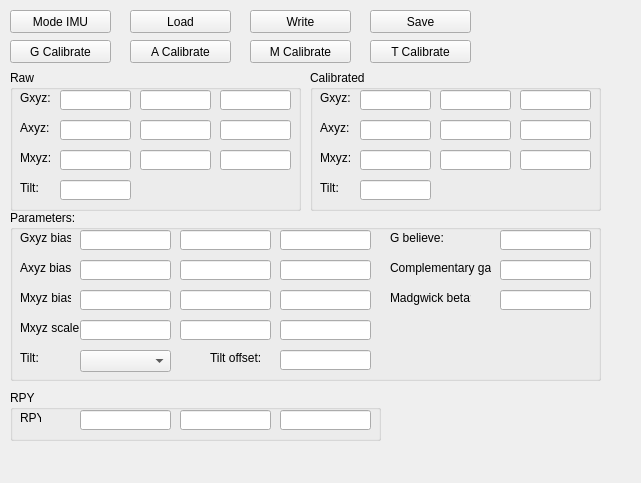
The window that software/GCSQt/mode_imu.ui (tuannv-github/PIFer) describes before a commit, drawn with Qt 5.
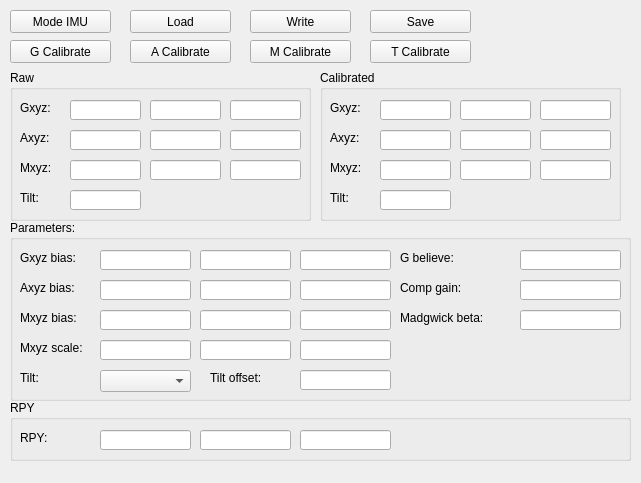
The same window after the commit.

What changed in the file:
```diff
--- a/software/GCSQt/mode_imu.ui
+++ b/software/GCSQt/mode_imu.ui
@@ -18,8 +18,8 @@
     <rect>
      <x>10</x>
      <y>70</y>
-     <width>291</width>
-     <height>141</height>
+     <width>301</width>
+     <height>151</height>
     </rect>
    </property>
    <property name="title">
@@ -28,8 +28,8 @@
    <widget class="QLineEdit" name="tb_my">
     <property name="geometry">
      <rect>
-      <x>130</x>
-      <y>80</y>
+      <x>140</x>
+      <y>90</y>
       <width>71</width>
       <height>20</height>
      </rect>
@@ -38,8 +38,8 @@
    <widget class="QLineEdit" name="tb_mx">
     <property name="geometry">
      <rect>
-      <x>50</x>
-      <y>80</y>
+      <x>60</x>
+      <y>90</y>
       <width>71</width>
       <height>20</height>
      </rect>
@@ -48,8 +48,8 @@
    <widget class="QLineEdit" name="tb_mz">
     <property name="geometry">
      <rect>
-      <x>210</x>
-      <y>80</y>
+      <x>220</x>
+      <y>90</y>
       <width>71</width>
       <height>20</height>
      </rect>
@@ -59,8 +59,8 @@
     <property name="geometry">
      <rect>
       <x>10</x>
-      <y>80</y>
-      <width>31</width>
+      <y>90</y>
+      <width>41</width>
       <height>16</height>
      </rect>
     </property>
@@ -71,8 +71,8 @@
    <widget class="QLineEdit" name="tb_ay">
     <property name="geometry">
      <rect>
-      <x>130</x>
-      <y>50</y>
+      <x>140</x>
+      <y>60</y>
       <width>71</width>
       <height>20</height>
      </rect>
@@ -81,8 +81,8 @@
    <widget class="QLineEdit" name="tb_ax">
     <property name="geometry">
      <rect>
-      <x>50</x>
-      <y>50</y>
+      <x>60</x>
+      <y>60</y>
       <width>71</width>
       <height>20</height>
      </rect>
@@ -91,8 +91,8 @@
    <widget class="QLineEdit" name="tb_az">
     <property name="geometry">
      <rect>
-      <x>210</x>
-      <y>50</y>
+      <x>220</x>
+      <y>60</y>
       <width>71</width>
       <height>20</height>
      </rect>
@@ -102,8 +102,8 @@
     <property name="geometry">
      <rect>
       <x>10</x>
-      <y>50</y>
-      <width>31</width>
+      <y>60</y>
+      <width>41</width>
       <height>16</height>
      </rect>
     </property>
@@ -114,8 +114,8 @@
    <widget class="QLineEdit" name="tb_gx">
     <property name="geometry">
      <rect>
-      <x>50</x>
-      <y>20</y>
+      <x>60</x>
+      <y>30</y>
       <width>71</width>
       <height>20</height>
      </rect>
@@ -124,8 +124,8 @@
    <widget class="QLineEdit" name="tb_gz">
     <property name="geometry">
      <rect>
-      <x>210</x>
-      <y>20</y>
+      <x>220</x>
+      <y>30</y>
       <width>71</width>
       <height>20</height>
      </rect>
@@ -135,8 +135,8 @@
     <property name="geometry">
      <rect>
       <x>10</x>
-      <y>20</y>
-      <width>31</width>
+      <y>30</y>
+      <width>41</width>
       <height>16</height>
      </rect>
     </property>
@@ -147,8 +147,8 @@
    <widget class="QLineEdit" name="tb_gy">
     <property name="geometry">
      <rect>
-      <x>130</x>
-      <y>20</y>
+      <x>140</x>
+      <y>30</y>
       <width>71</width>
       <height>20</height>
      </rect>
@@ -157,8 +157,8 @@
    <widget class="QLineEdit" name="tb_tilt_raw">
     <property name="geometry">
      <rect>
-      <x>50</x>
-      <y>110</y>
+      <x>60</x>
+      <y>120</y>
       <width>71</width>
       <height>20</height>
      </rect>
@@ -168,7 +168,7 @@
     <property name="geometry">
      <rect>
       <x>10</x>
-      <y>110</y>
+      <y>120</y>
       <width>31</width>
       <height>16</height>
      </rect>
@@ -195,9 +195,9 @@
    <property name="geometry">
     <rect>
      <x>10</x>
-     <y>210</y>
-     <width>591</width>
-     <height>171</height>
+     <y>220</y>
+     <width>621</width>
+     <height>181</height>
     </rect>
    </property>
    <property name="title">
@@ -206,9 +206,9 @@
    <widget class="QLineEdit" name="tb_gbelieve">
     <property name="geometry">
      <rect>
-      <x>490</x>
-      <y>20</y>
-      <width>91</width>
+      <x>510</x>
+      <y>30</y>
+      <width>101</width>
       <height>20</height>
      </rect>
     </property>
@@ -216,8 +216,8 @@
    <widget class="QLineEdit" name="tb_my_scale">
     <property name="geometry">
      <rect>
-      <x>170</x>
-      <y>110</y>
+      <x>190</x>
+      <y>120</y>
       <width>91</width>
       <height>20</height>
      </rect>
@@ -226,9 +226,9 @@
    <widget class="QLabel" name="label_27">
     <property name="geometry">
      <rect>
-      <x>380</x>
-      <y>20</y>
-      <width>61</width>
+      <x>390</x>
+      <y>30</y>
+      <width>81</width>
       <height>16</height>
      </rect>
     </property>
@@ -240,8 +240,8 @@
     <property name="geometry">
      <rect>
       <x>10</x>
-      <y>110</y>
-      <width>61</width>
+      <y>120</y>
+      <width>81</width>
       <height>16</height>
      </rect>
     </property>
@@ -253,8 +253,8 @@
     <property name="geometry">
      <rect>
       <x>10</x>
-      <y>80</y>
-      <width>51</width>
+      <y>90</y>
+      <width>71</width>
       <height>16</height>
      </rect>
     </property>
@@ -265,8 +265,8 @@
    <widget class="QLineEdit" name="tb_mz_scale">
     <property name="geometry">
      <rect>
-      <x>270</x>
-      <y>110</y>
+      <x>290</x>
+      <y>120</y>
       <width>91</width>
       <height>20</height>
      </rect>
@@ -275,8 +275,8 @@
    <widget class="QLineEdit" name="tb_gx_bias">
     <property name="geometry">
      <rect>
-      <x>70</x>
-      <y>20</y>
+      <x>90</x>
+      <y>30</y>
       <width>91</width>
       <height>20</height>
      </rect>
@@ -285,8 +285,8 @@
    <widget class="QLineEdit" name="tb_my_bias">
     <property name="geometry">
      <rect>
-      <x>170</x>
-      <y>80</y>
+      <x>190</x>
+      <y>90</y>
       <width>91</width>
       <height>20</height>
      </rect>
@@ -295,8 +295,8 @@
    <widget class="QLineEdit" name="tb_mz_bias">
     <property name="geometry">
      <rect>
-      <x>270</x>
-      <y>80</y>
+      <x>290</x>
+      <y>90</y>
       <width>91</width>
       <height>20</height>
      </rect>
@@ -305,8 +305,8 @@
    <widget class="QLineEdit" name="tb_angle_adjust">
     <property name="geometry">
      <rect>
-      <x>270</x>
-      <y>140</y>
+      <x>290</x>
+      <y>150</y>
       <width>91</width>
       <height>20</height>
      </rect>
@@ -315,8 +315,8 @@
    <widget class="QLineEdit" name="tb_mx_bias">
     <property name="geometry">
      <rect>
-      <x>70</x>
-      <y>80</y>
+      <x>90</x>
+      <y>90</y>
       <width>91</width>
       <height>20</height>
      </rect>
@@ -326,8 +326,8 @@
     <property name="geometry">
      <rect>
       <x>10</x>
-      <y>20</y>
-      <width>51</width>
+      <y>30</y>
+      <width>71</width>
       <height>16</height>
      </rect>
     </property>
@@ -338,8 +338,8 @@
    <widget class="QLineEdit" name="tb_gy_bias">
     <property name="geometry">
      <rect>
-      <x>170</x>
-      <y>20</y>
+      <x>190</x>
+      <y>30</y>
       <width>91</width>
       <height>20</height>
      </rect>
@@ -348,8 +348,8 @@
    <widget class="QLineEdit" name="tb_gz_bias">
     <property name="geometry">
      <rect>
-      <x>270</x>
-      <y>20</y>
+      <x>290</x>
+      <y>30</y>
       <width>91</width>
       <height>20</height>
      </rect>
@@ -358,8 +358,8 @@
    <widget class="QLineEdit" name="tb_mx_scale">
     <property name="geometry">
      <rect>
-      <x>70</x>
-      <y>110</y>
+      <x>90</x>
+      <y>120</y>
       <width>91</width>
       <height>20</height>
      </rect>
@@ -369,8 +369,8 @@
     <property name="geometry">
      <rect>
       <x>200</x>
-      <y>140</y>
-      <width>61</width>
+      <y>150</y>
+      <width>71</width>
       <height>16</height>
      </rect>
     </property>
@@ -381,8 +381,8 @@
    <widget class="QComboBox" name="cb_tilt">
     <property name="geometry">
      <rect>
-      <x>70</x>
-      <y>140</y>
+      <x>90</x>
+      <y>150</y>
       <width>91</width>
       <height>22</height>
      </rect>
@@ -392,7 +392,7 @@
     <property name="geometry">
      <rect>
       <x>10</x>
-      <y>140</y>
+      <y>150</y>
       <width>51</width>
       <height>16</height>
      </rect>
@@ -404,8 +404,8 @@
    <widget class="QLineEdit" name="tb_ay_bias">
     <property name="geometry">
      <rect>
-      <x>170</x>
-      <y>50</y>
+      <x>190</x>
+      <y>60</y>
       <width>91</width>
       <height>20</height>
      </rect>
@@ -415,8 +415,8 @@
     <property name="geometry">
      <rect>
       <x>10</x>
-      <y>50</y>
-      <width>51</width>
+      <y>60</y>
+      <width>71</width>
       <height>16</height>
      </rect>
     </property>
@@ -427,8 +427,8 @@
    <widget class="QLineEdit" name="tb_ax_bias">
     <property name="geometry">
      <rect>
-      <x>70</x>
-      <y>50</y>
+      <x>90</x>
+      <y>60</y>
       <width>91</width>
       <height>20</height>
      </rect>
@@ -437,8 +437,8 @@
    <widget class="QLineEdit" name="tb_az_bias">
     <property name="geometry">
      <rect>
-      <x>270</x>
-      <y>50</y>
+      <x>290</x>
+      <y>60</y>
       <width>91</width>
       <height>20</height>
      </rect>
@@ -447,9 +447,9 @@
    <widget class="QLineEdit" name="tb_complementary_gain">
     <property name="geometry">
      <rect>
-      <x>490</x>
-      <y>50</y>
-      <width>91</width>
+      <x>510</x>
+      <y>60</y>
+      <width>101</width>
       <height>20</height>
      </rect>
     </property>
@@ -457,9 +457,9 @@
    <widget class="QLabel" name="label_32">
     <property name="geometry">
      <rect>
-      <x>380</x>
-      <y>80</y>
-      <width>81</width>
+      <x>390</x>
+      <y>90</y>
+      <width>111</width>
       <height>16</height>
      </rect>
     </property>
@@ -470,9 +470,9 @@
    <widget class="QLineEdit" name="tb_madgwick_beta">
     <property name="geometry">
      <rect>
-      <x>490</x>
-      <y>80</y>
-      <width>91</width>
+      <x>510</x>
+      <y>90</y>
+      <width>101</width>
       <height>20</height>
      </rect>
     </property>
@@ -483,14 +483,14 @@
    <widget class="QLabel" name="label_34">
     <property name="geometry">
      <rect>
-      <x>380</x>
-      <y>50</y>
-      <width>101</width>
+      <x>390</x>
+      <y>60</y>
+      <width>151</width>
       <height>16</height>
      </rect>
     </property>
     <property name="text">
-     <string>Complementary gain:</string>
+     <string>Comp gain:</string>
     </property>
    </widget>
   </widget>
@@ -536,10 +536,10 @@
   <widget class="QGroupBox" name="groupBox">
    <property name="geometry">
     <rect>
-     <x>310</x>
+     <x>320</x>
      <y>70</y>
-     <width>291</width>
-     <height>141</height>
+     <width>301</width>
+     <height>151</height>
     </rect>
    </property>
    <property name="title">
@@ -548,8 +548,8 @@
    <widget class="QLineEdit" name="tb_cab_mz">
     <property name="geometry">
      <rect>
-      <x>210</x>
-      <y>80</y>
+      <x>220</x>
+      <y>90</y>
       <width>71</width>
       <height>20</height>
      </rect>
@@ -558,8 +558,8 @@
    <widget class="QLineEdit" name="tb_cab_my">
     <property name="geometry">
      <rect>
-      <x>130</x>
-      <y>80</y>
+      <x>140</x>
+      <y>90</y>
       <width>71</width>
       <height>20</height>
      </rect>
@@ -568,8 +568,8 @@
    <widget class="QLineEdit" name="tb_cab_mx">
     <property name="geometry">
      <rect>
-      <x>50</x>
-      <y>80</y>
+      <x>60</x>
+      <y>90</y>
       <width>71</width>
       <height>20</height>
      </rect>
@@ -578,8 +578,8 @@
    <widget class="QLineEdit" name="tb_cab_az">
     <property name="geometry">
      <rect>
-      <x>210</x>
-      <y>50</y>
+      <x>220</x>
+      <y>60</y>
       <width>71</width>
       <height>20</height>
      </rect>
@@ -588,8 +588,8 @@
    <widget class="QLineEdit" name="tb_cab_ay">
     <property name="geometry">
      <rect>
-      <x>130</x>
-      <y>50</y>
+      <x>140</x>
+      <y>60</y>
       <width>71</width>
       <height>20</height>
      </rect>
@@ -598,8 +598,8 @@
    <widget class="QLineEdit" name="tb_cab_ax">
     <property name="geometry">
      <rect>
-      <x>50</x>
-      <y>50</y>
+      <x>60</x>
+      <y>60</y>
       <width>71</width>
       <height>20</height>
      </rect>
@@ -609,8 +609,8 @@
     <property name="geometry">
      <rect>
       <x>10</x>
-      <y>50</y>
-      <width>31</width>
+      <y>60</y>
+      <width>41</width>
       <height>16</height>
      </rect>
     </property>
@@ -622,8 +622,8 @@
     <property name="geometry">
      <rect>
       <x>10</x>
-      <y>80</y>
-      <width>31</width>
+      <y>90</y>
+      <width>41</width>
       <height>16</height>
      </rect>
     </property>
@@ -634,8 +634,8 @@
    <widget class="QLineEdit" name="tb_cab_gz">
     <property name="geometry">
      <rect>
-      <x>210</x>
-      <y>20</y>
+      <x>220</x>
+      <y>30</y>
       <width>71</width>
       <height>20</height>
      </rect>
@@ -644,8 +644,8 @@
    <widget class="QLineEdit" name="tb_cab_gx">
     <property name="geometry">
      <rect>
-      <x>50</x>
-      <y>20</y>
+      <x>60</x>
+      <y>30</y>
       <width>71</width>
       <height>20</height>
      </rect>
@@ -655,8 +655,8 @@
     <property name="geometry">
      <rect>
       <x>10</x>
-      <y>20</y>
-      <width>31</width>
+      <y>30</y>
+      <width>41</width>
       <height>16</height>
      </rect>
     </property>
@@ -667,8 +667,8 @@
    <widget class="QLineEdit" name="tb_cab_gy">
     <property name="geometry">
      <rect>
-      <x>130</x>
-      <y>20</y>
+      <x>140</x>
+      <y>30</y>
       <width>71</width>
       <height>20</height>
      </rect>
@@ -677,8 +677,8 @@
    <widget class="QLineEdit" name="tb_tilt_cal">
     <property name="geometry">
      <rect>
-      <x>50</x>
-      <y>110</y>
+      <x>60</x>
+      <y>120</y>
       <width>71</width>
       <height>20</height>
      </rect>
@@ -688,7 +688,7 @@
     <property name="geometry">
      <rect>
       <x>10</x>
-      <y>110</y>
+      <y>120</y>
       <width>31</width>
       <height>16</height>
      </rect>
@@ -754,9 +754,9 @@
    <property name="geometry">
     <rect>
      <x>10</x>
-     <y>390</y>
-     <width>371</width>
-     <height>51</height>
+     <y>400</y>
+     <width>621</width>
+     <height>61</height>
     </rect>
    </property>
    <property name="title">
@@ -765,8 +765,8 @@
    <widget class="QLineEdit" name="tb_yaw">
     <property name="geometry">
      <rect>
-      <x>270</x>
-      <y>20</y>
+      <x>290</x>
+      <y>30</y>
       <width>91</width>
       <height>20</height>
      </rect>
@@ -775,8 +775,8 @@
    <widget class="QLineEdit" name="tb_pitch">
     <property name="geometry">
      <rect>
-      <x>170</x>
-      <y>20</y>
+      <x>190</x>
+      <y>30</y>
       <width>91</width>
       <height>20</height>
      </rect>
@@ -785,8 +785,8 @@
    <widget class="QLineEdit" name="tb_roll">
     <property name="geometry">
      <rect>
-      <x>70</x>
-      <y>20</y>
+      <x>90</x>
+      <y>30</y>
       <width>91</width>
       <height>20</height>
      </rect>
@@ -796,8 +796,8 @@
     <property name="geometry">
      <rect>
       <x>10</x>
-      <y>20</y>
-      <width>21</width>
+      <y>30</y>
+      <width>41</width>
       <height>16</height>
      </rect>
     </property>
```
